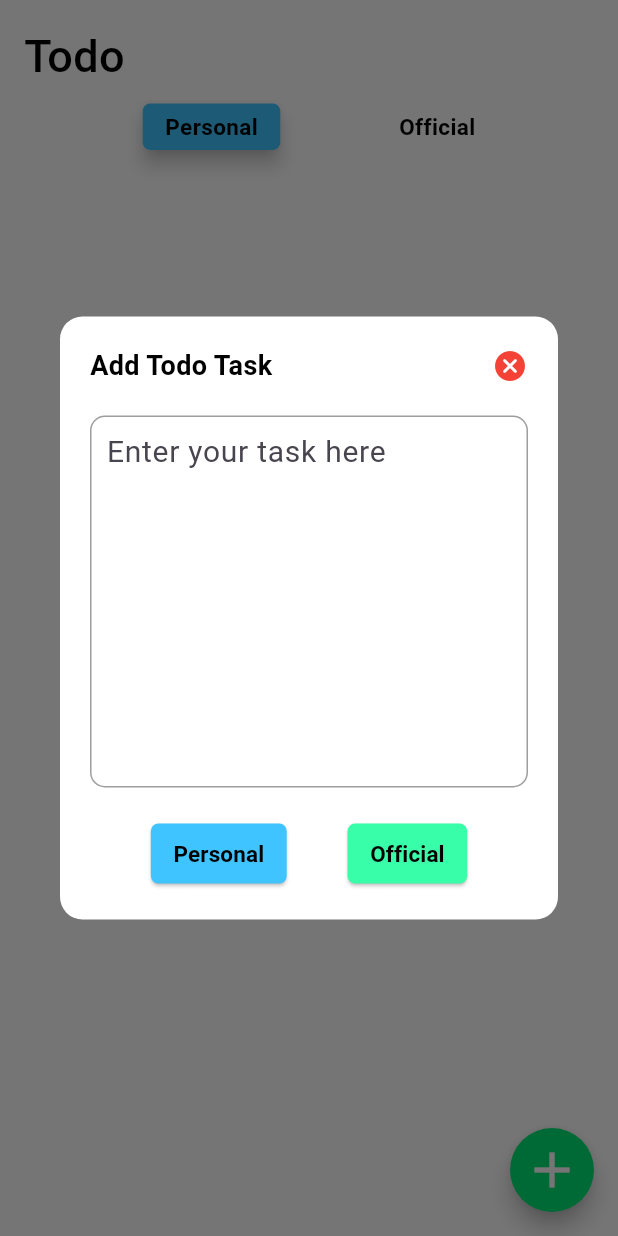
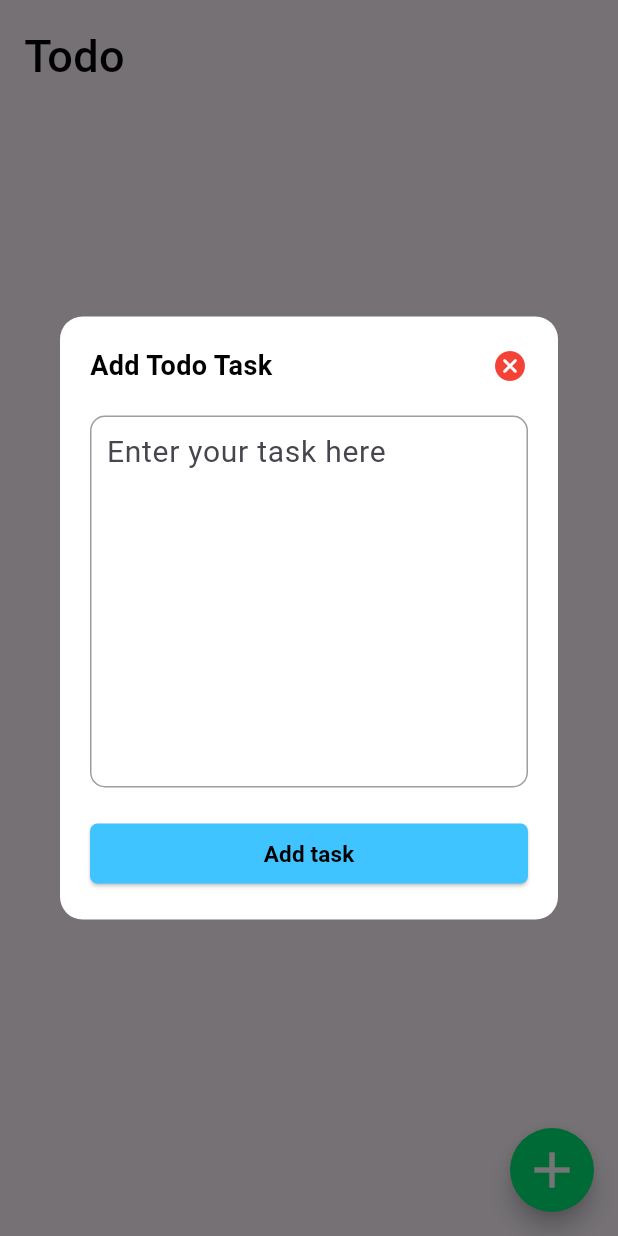
Before and after one commit to iArgho/todo, a Flutter app: the screen it shows after launch, after a tap on the "add" icon, on a phone screen of 412 x 824 dp. Run offline on Flutter 3.47's test engine with Material 3 defaults, Android fonts, the phone set to English and light mode, and no system bars; our stand-ins replace cloud_firestore, firebase_core, random_string; accounts and stored records are empty.

Commit message:
Delete task functionality has has added.

```diff
--- a/lib/Database Service/database_service.dart
+++ b/lib/Database Service/database_service.dart
@@ -1,34 +1,21 @@
 import 'package:cloud_firestore/cloud_firestore.dart';
 
 class DatabaseService {
-  Future addPersonalTask(
-    Map<String, dynamic> userPersonalMap,
-    String id,
-  ) async {
+  Future addTask(Map<String, dynamic> taskData, String id) async {
     return await FirebaseFirestore.instance
-        .collection("Personal")
+        .collection("tasks")
         .doc(id)
-        .set(userPersonalMap);
+        .set(taskData);
   }
 
-  Future addOfficialTask(
-    Map<String, dynamic> userOfficialMap,
-    String id,
-  ) async {
-    return await FirebaseFirestore.instance
-        .collection("Official")
-        .doc(id)
-        .set(userOfficialMap);
+  Future<Stream<QuerySnapshot>> getTasks() async {
+    return FirebaseFirestore.instance.collection("tasks").snapshots();
   }
 
-  Future<Stream<QuerySnapshot>> getTask(String task) async {
-    return FirebaseFirestore.instance.collection(task).snapshots();
-  }
-
-  Future deleteTask(String collectionName, String documentId) async {
+  Future deleteTask(String id) async {
     return await FirebaseFirestore.instance
-        .collection(collectionName)
-        .doc(documentId)
+        .collection("tasks")
+        .doc(id)
         .delete();
   }
 }
--- a/lib/Screens/home_screen.dart
+++ b/lib/Screens/home_screen.dart
@@ -2,9 +2,7 @@ import 'package:flutter/material.dart';
 import 'package:cloud_firestore/cloud_firestore.dart';
 import 'package:todo/Database%20Service/database_service.dart';
 import 'package:todo/Screens/todo_task_dialog_screen.dart';
-import 'package:todo/Widgets/official_task_widget.dart';
-import 'package:todo/Widgets/personal_task_widget.dart';
-import 'package:todo/Widgets/task_list_widget.dart';
+import 'package:todo/Screens/delete_confirmation_dialog.dart';
 
 class HomeScreen extends StatefulWidget {
   const HomeScreen({super.key});
@@ -14,20 +12,29 @@ class HomeScreen extends StatefulWidget {
 }
 
 class _HomeScreenState extends State<HomeScreen> {
-  bool _personal = true;
-  Stream<QuerySnapshot>? todoStream;
-
-  loadTask() async {
-    todoStream = await DatabaseService().getTask(
-      _personal ? "Personal" : "Official",
-    );
-    setState(() {});
-  }
+  Stream<QuerySnapshot>? taskStream;
 
   @override
   void initState() {
     super.initState();
-    loadTask();
+    loadTasks();
+  }
+
+  void loadTasks() async {
+    taskStream = await DatabaseService().getTasks();
+    setState(() {});
+  }
+
+  void openAddTaskDialog() {
+    showDialog(
+      context: context,
+      builder:
+          (context) => TodoTaskDialog(
+            onTaskAdded: () {
+              setState(() {}); // Refresh UI if needed
+            },
+          ),
+    );
   }
 
   @override
@@ -35,17 +42,11 @@ class _HomeScreenState extends State<HomeScreen> {
     return Scaffold(
       floatingActionButton: FloatingActionButton(
         backgroundColor: Colors.greenAccent.shade400,
-        onPressed: () {
-          openBox(context);
-        },
+        onPressed: openAddTaskDialog,
         shape: RoundedRectangleBorder(borderRadius: BorderRadius.circular(50)),
         child: const Icon(Icons.add, color: Colors.white, size: 40),
       ),
       body: SafeArea(
-        child: Container(
-          height: MediaQuery.of(context).size.height,
-          width: MediaQuery.of(context).size.width,
-          color: Colors.white,
         child: Padding(
           padding: const EdgeInsets.all(16.0),
           child: Column(
@@ -59,37 +60,54 @@ class _HomeScreenState extends State<HomeScreen> {
                   color: Colors.black,
                 ),
               ),
-                const SizedBox(height: 10),
-                Row(
-                  mainAxisAlignment: MainAxisAlignment.spaceEvenly,
-                  children: [
-                    PersonalTaskWidget(
-                      isSelected: _personal,
-                      onTap: () async {
-                        _personal = true;
-                        await loadTask();
+              const SizedBox(height: 20),
+              Expanded(
+                child: StreamBuilder(
+                  stream: taskStream,
+                  builder: (context, snapshot) {
+                    if (snapshot.connectionState == ConnectionState.waiting) {
+                      return const Center(child: CircularProgressIndicator());
+                    }
+                    if (!snapshot.hasData || snapshot.data!.docs.isEmpty) {
+                      return const Center(child: Text('No tasks found.'));
+                    }
+
+                    final docs = snapshot.data!.docs;
+
+                    return ListView.builder(
+                      itemCount: docs.length,
+                      itemBuilder: (context, index) {
+                        final data = docs[index];
+                        return Card(
+                          margin: const EdgeInsets.symmetric(vertical: 6),
+                          child: ListTile(
+                            title: Text(data['task']),
+                            trailing: IconButton(
+                              icon: const Icon(Icons.delete, color: Colors.red),
+                              onPressed: () {
+                                showDialog(
+                                  context: context,
+                                  builder:
+                                      (context) => DeleteConfirmationDialog(
+                                        docId: data.id,
+                                        onTaskDeleted: () {
+                                          setState(() {});
                                         },
                                       ),
-                    OfficialTaskWidget(
-                      isSelected: !_personal,
-                      onTap: () async {
-                        _personal = false;
-                        await loadTask();
+                                );
                               },
                             ),
+                          ),
+                        );
+                      },
+                    );
+                  },
+                ),
+              ),
             ],
-                ),
-                const SizedBox(height: 20),
-                TaskList(todoStream: todoStream),
-              ],
-            ),
           ),
         ),
       ),
     );
   }
-
-  void openBox(BuildContext context) {
-    showDialog(context: context, builder: (context) => TodoTaskDialog());
 }
-}
--- a/lib/Screens/todo_task_dialog_screen.dart
+++ b/lib/Screens/todo_task_dialog_screen.dart
@@ -3,7 +3,9 @@ import 'package:random_string/random_string.dart';
 import 'package:todo/Database%20Service/database_service.dart';
 
 class TodoTaskDialog extends StatelessWidget {
-  TodoTaskDialog({super.key});
+  final VoidCallback onTaskAdded;
+
+  TodoTaskDialog({super.key, required this.onTaskAdded});
   final TextEditingController _textTEController = TextEditingController();
 
   @override
@@ -56,20 +58,16 @@ class TodoTaskDialog extends StatelessWidget {
               ),
             ),
             const SizedBox(height: 20),
-            Row(
-              mainAxisAlignment: MainAxisAlignment.spaceEvenly,
-              children: [
             ElevatedButton(
               onPressed: () {
                 String id = randomAlphaNumeric(10);
-
                 Map<String, dynamic> userTodo = {
                   "task": _textTEController.text,
                   "Id": id,
                 };
 
-                    DatabaseService().addPersonalTask(userTodo, id);
-
+                DatabaseService().addTask(userTodo, id);
+                onTaskAdded(); // Refresh UI
                 Navigator.pop(context);
               },
               style: ElevatedButton.styleFrom(
@@ -83,39 +81,7 @@ class TodoTaskDialog extends StatelessWidget {
                 ),
               ),
               child: const Text(
-                    'Personal',
-                    style: TextStyle(
-                      color: Colors.black,
-                      fontSize: 15,
-                      fontWeight: FontWeight.bold,
-                    ),
-                  ),
-                ),
-                ElevatedButton(
-                  onPressed: () {
-                    String id = randomAlphaNumeric(10);
-
-                    Map<String, dynamic> userTodo = {
-                      "task": _textTEController.text,
-                      "Id": id,
-                    };
-
-                    DatabaseService().addOfficialTask(userTodo, id);
-
-                    Navigator.pop(context);
-                  },
-                  style: ElevatedButton.styleFrom(
-                    backgroundColor: const Color.fromARGB(255, 57, 254, 169),
-                    padding: const EdgeInsets.symmetric(
-                      horizontal: 15,
-                      vertical: 0,
-                    ),
-                    shape: RoundedRectangleBorder(
-                      borderRadius: BorderRadius.circular(5),
-                    ),
-                  ),
-                  child: const Text(
-                    'Official',
+                'Add task',
                 style: TextStyle(
                   color: Colors.black,
                   fontSize: 15,
@@ -125,8 +91,6 @@ class TodoTaskDialog extends StatelessWidget {
             ),
           ],
         ),
-          ],
-        ),
       ),
     );
   }
--- a/lib/Widgets/official_task_widget.dart
+++ /dev/null
@@ -1,47 +0,0 @@
-import 'package:flutter/material.dart';
-
-class OfficialTaskWidget extends StatelessWidget {
-  final bool isSelected;
-  final Function() onTap;
-
-  const OfficialTaskWidget({
-    super.key,
-    required this.isSelected,
-    required this.onTap,
-  });
-
-  @override
-  Widget build(BuildContext context) {
-    return isSelected
-        ? Material(
-            elevation: 5,
-            borderRadius: BorderRadius.circular(5),
-            child: Container(
-              padding: const EdgeInsets.symmetric(horizontal: 15, vertical: 5),
-              decoration: BoxDecoration(
-                color: const Color.fromARGB(255, 57, 254, 169),
-                borderRadius: BorderRadius.circular(5),
-              ),
-              child: const Text(
-                'Official',
-                style: TextStyle(
-                  color: Colors.black,
-                  fontSize: 15,
-                  fontWeight: FontWeight.bold,
-                ),
-              ),
-            ),
-          )
-        : GestureDetector(
-            onTap: onTap,
-            child: const Text(
-              'Official',
-              style: TextStyle(
-                color: Colors.black,
-                fontSize: 15,
-                fontWeight: FontWeight.bold,
-              ),
-            ),
-          );
-  }
-}
--- a/lib/Widgets/personal_task_widget.dart
+++ /dev/null
@@ -1,47 +0,0 @@
-import 'package:flutter/material.dart';
-
-class PersonalTaskWidget extends StatelessWidget {
-  final bool isSelected;
-  final Function() onTap;
-
-  const PersonalTaskWidget({
-    super.key,
-    required this.isSelected,
-    required this.onTap,
-  });
-
-  @override
-  Widget build(BuildContext context) {
-    return isSelected
-        ? Material(
-            elevation: 5,
-            borderRadius: BorderRadius.circular(5),
-            child: Container(
-              padding: const EdgeInsets.symmetric(horizontal: 15, vertical: 5),
-              decoration: BoxDecoration(
-                color: Colors.lightBlueAccent,
-                borderRadius: BorderRadius.circular(5),
-              ),
-              child: const Text(
-                'Personal',
-                style: TextStyle(
-                  color: Colors.black,
-                  fontSize: 15,
-                  fontWeight: FontWeight.bold,
-                ),
-              ),
-            ),
-          )
-        : GestureDetector(
-            onTap: onTap,
-            child: const Text(
-              'Personal',
-              style: TextStyle(
-                color: Colors.black,
-                fontSize: 15,
-                fontWeight: FontWeight.bold,
-              ),
-            ),
-          );
-  }
-}
```
Also changed, not shown: lib/Screens/delete_confirmation_dialog.dart (+10 -13 lines), lib/Widgets/task_list_widget.dart (+32 -20 lines). Lines whose indentation alone changed are shown as unchanged.
